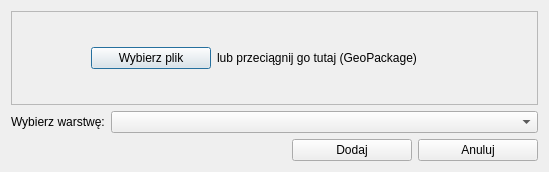
This is usemaps_lite/ui/import_layer.ui in gis-support/usemaps-lite-plugin as Qt 5 draws it before an edit. The edited form follows.
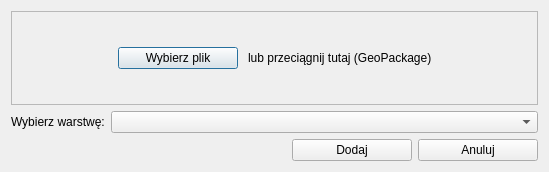
This is the edited form.

```diff
--- a/usemaps_lite/ui/import_layer.ui
+++ b/usemaps_lite/ui/import_layer.ui
@@ -37,9 +37,25 @@
      <layout class="QVBoxLayout" name="verticalLayout_2">
       <item>
        <layout class="QHBoxLayout" name="horizontalLayout">
+        <property name="spacing">
+         <number>10</number>
+        </property>
         <property name="leftMargin">
-         <number>70</number>
+         <number>0</number>
         </property>
+        <item>
+         <spacer name="horizontalSpacer_2">
+          <property name="orientation">
+           <enum>Qt::Horizontal</enum>
+          </property>
+          <property name="sizeHint" stdset="0">
+           <size>
+            <width>40</width>
+            <height>20</height>
+           </size>
+          </property>
+         </spacer>
+        </item>
         <item>
          <widget class="QPushButton" name="select_file_button">
           <property name="minimumSize">
@@ -62,10 +78,23 @@
         <item>
          <widget class="QLabel" name="select_file_label">
           <property name="text">
-           <string>lub przeciągnij go tutaj (GeoPackage)</string>
+           <string>lub przeciągnij tutaj (GeoPackage)</string>
           </property>
          </widget>
         </item>
+        <item>
+         <spacer name="horizontalSpacer_3">
+          <property name="orientation">
+           <enum>Qt::Horizontal</enum>
+          </property>
+          <property name="sizeHint" stdset="0">
+           <size>
+            <width>40</width>
+            <height>20</height>
+           </size>
+          </property>
+         </spacer>
+        </item>
        </layout>
       </item>
      </layout>
```
